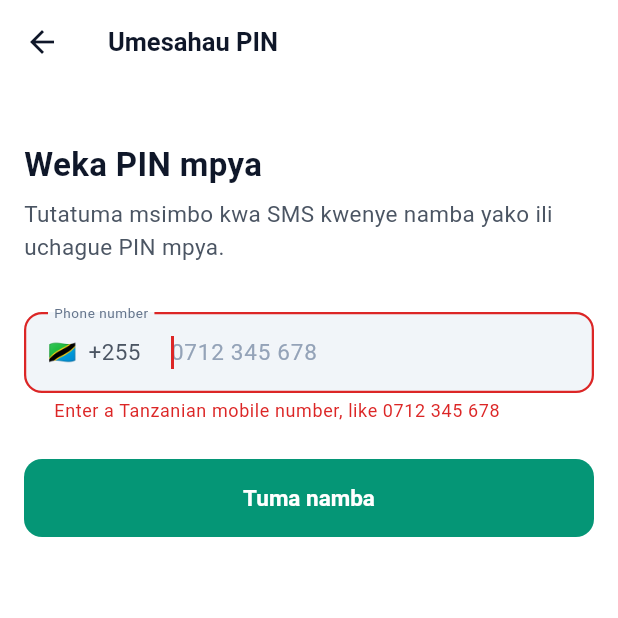
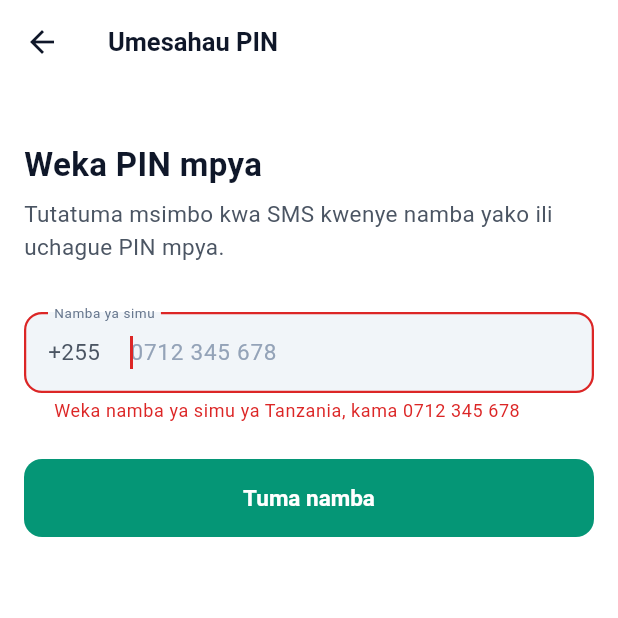
Before and after one commit to fahamutech/homemate-mobile, a Flutter app: the ForgotPinScreen screen opened by its route, after a tap on "Tuma namba", on a phone screen of 412 x 824 dp, the top half of it. Run offline on Flutter 3.47's test engine with Material 3 defaults, Android fonts, the phone set to English and light mode, and no system bars; our stand-ins replace cached_network_image, flutter_image_compress, flutter_map, flutter_riverpod, geolocator, go_router and 4 more; missing offline and left inert: cached_network_image_platform_interface, dart:js_interop, in_app_update; accounts and stored records are empty.

Commit message:
Localise the hold banner, prompts, phone field and checkout labels; drop the flag emoji
Found walking the app in Kiswahili in the browser: the checkout hold
banner, the save tooltip on search cards, the reason dialog's defaults,
the phone field's label and error, and the checkout reason / payment
method labels (moved out of the models into tested checkout_labels.dart)
were still English. The phone prefix's flag emoji drew as a box with the
bundled font; a new test keeps emoji out of lib/.

Co-Authored-By: Claude Opus 5.5 <noreply@anthropic.com>
Claude-Session: https://claude.ai/code/session_01UJEGpP72nQUxrrUjzdRD3r

```diff
--- a/lib/core/i18n/app_text.dart
+++ b/lib/core/i18n/app_text.dart
@@ -1191,6 +1191,25 @@ class AppText {
   String get inquiryDetailOneADay => _s('inquiryDetail.oneADay');
   String get inquiryDetailSomeonePaying => _s('inquiryDetail.someonePaying');
   String get inquiryDetailPayNow => _s('inquiryDetail.payNow');
+
+  // --- Checkout reasons and methods (PAY) ------------------------------------
+  String get checkoutReasonAccepted => _s('checkout.reason.accepted');
+  String get checkoutReasonBooking => _s('checkout.reason.booking');
+  String get checkoutReasonBlocked => _s('checkout.reason.blocked');
+  String get checkoutReasonPending => _s('checkout.reason.pending');
+  String get checkoutReasonEnquireFirst => _s('checkout.reason.enquireFirst');
+  String get paymentKindMobileMoney => _s('payment.kind.mobileMoney');
+  String get paymentKindCard => _s('payment.kind.card');
+  String get paymentKindBank => _s('payment.kind.bank');
+  String get paymentKindCash => _s('payment.kind.cash');
+  String get holdExpired => _s('hold.expired');
+  String get holdHeld => _s('hold.held');
+  String get holdExpiredBody => _s('hold.expiredBody');
+  String get holdHeldBody => _s('hold.heldBody');
+  String holdMinutesLeft(Object minutes) => _s('hold.minutesLeft', {'minutes': minutes});
+  String get holdUnderAMinute => _s('hold.underAMinute');
+  String get promptSayWhy => _s('prompt.sayWhy');
+  String get phoneInvalid => _s('phone.invalid');
 }
 
 /// Hands [AppText] to the widget tree through `Localizations`, so a language
--- a/lib/features/auth/presentation/phone_field.dart
+++ b/lib/features/auth/presentation/phone_field.dart
@@ -2,6 +2,7 @@ import 'package:flutter/material.dart';
 import 'package:flutter/services.dart';
 
 import '../../../design/tokens.dart';
+import '../../../core/i18n/app_text.dart';
 
 /// A Tanzanian mobile number, entered the way people actually write one.
 ///
@@ -17,14 +18,15 @@ class PhoneField extends StatelessWidget {
     this.enabled = true,
     this.autofocus = false,
     this.onSubmitted,
-    this.label = 'Phone number',
+    this.label,
   });
 
   final TextEditingController controller;
   final bool enabled;
   final bool autofocus;
   final ValueChanged<String>? onSubmitted;
-  final String label;
+  /// Defaults to "Phone number" in the reader's language.
+  final String? label;
 
   /// Turns whatever was typed into `+255XXXXXXXXX`, or null if it cannot be.
   static String? normalise(String input) {
@@ -39,8 +41,8 @@ class PhoneField extends StatelessWidget {
     return null;
   }
 
-  static String? validate(String? value) =>
-      normalise(value ?? '') == null ? 'Enter a Tanzanian mobile number, like 0712 345 678' : null;
+  static String? validate(AppText text, String? value) =>
+      normalise(value ?? '') == null ? text.phoneInvalid : null;
 
   @override
   Widget build(BuildContext context) {
@@ -56,13 +58,13 @@ class PhoneField extends StatelessWidget {
       ],
       textInputAction: TextInputAction.done,
       onFieldSubmitted: onSubmitted,
-      validator: validate,
+      validator: (value) => validate(context.text, value),
       decoration: InputDecoration(
-        labelText: label,
+        labelText: label ?? context.text.partnerDetailsPhone,
         hintText: '0712 345 678',
         prefixIcon: const Padding(
           padding: EdgeInsets.symmetric(horizontal: HmSpace.xxl),
-          child: Text('🇹🇿  +255', style: HmText.body),
+          child: Text('+255', style: HmText.body),
         ),
         prefixIconConstraints: const BoxConstraints(minWidth: 0, minHeight: 0),
       ),
--- a/lib/features/inquiry/presentation/inquiry_detail_screen.dart
+++ b/lib/features/inquiry/presentation/inquiry_detail_screen.dart
@@ -19,6 +19,7 @@ import '../../shared/models.dart';
 import '../../shared/property_image.dart';
 import '../data/inquiry_providers.dart';
 import '../../../core/i18n/app_text.dart';
+import '../../payment/presentation/checkout_labels.dart';
 
 /// CUS-007d/e/f. One enquiry: where it has got to, and what to do next.
 ///
@@ -367,7 +368,7 @@ class _PayNow extends ConsumerWidget {
       data: (data) => Column(
         children: [
           HmNotice(
-            message: data.reasonLabel,
+            message: checkoutReason(context.text, data.route),
             icon: Icons.verified_outlined,
             colour: HmColors.brandPrimary,
           ),
--- a/lib/features/payment/presentation/checkout_screen.dart
+++ b/lib/features/payment/presentation/checkout_screen.dart
@@ -20,6 +20,7 @@ import '../../shared/journey_providers.dart';
 import '../../shared/service_fee_card.dart';
 import 'hold_banner.dart';
 import '../../../core/i18n/app_text.dart';
+import 'checkout_labels.dart';
 
 /// CUS-011 and CUS-014 — reserving a home and paying for it.
 ///
@@ -562,7 +563,7 @@ class _MethodTile extends StatelessWidget {
                       children: [
                         Text(option.name, style: HmText.label.copyWith(fontSize: 14)),
                         const SizedBox(height: HmSpace.xxs),
-                        Text(option.kindLabel, style: HmText.caption),
+                        Text(paymentKindLabel(context.text, option.kind), style: HmText.caption),
                       ],
                     ),
                   ),
--- a/lib/features/shared/property_card.dart
+++ b/lib/features/shared/property_card.dart
@@ -292,7 +292,7 @@ class _SaveButton extends StatelessWidget {
         shape: const CircleBorder(),
         child: IconButton(
           // The label says what tapping does, not what the icon looks like.
-          tooltip: saved ? 'Remove from saved' : 'Save this property',
+          tooltip: saved ? context.text.savedRemove : context.text.savedAdd,
           onPressed: onPressed,
           iconSize: dense ? 16 : 20,
           padding: dense ? const EdgeInsets.all(HmSpace.md) : null,
```
Also changed, not shown: lib/core/i18n/translations.dart (+38 -0 lines), lib/design/widgets/hm_prompt.dart (+15 -11 lines), lib/features/payment/presentation/checkout_labels.dart (added, +21 -0 lines), lib/features/payment/presentation/hold_banner.dart (+6 -5 lines), lib/features/shared/journey_models.dart (+0 -28 lines), 2 other files.
